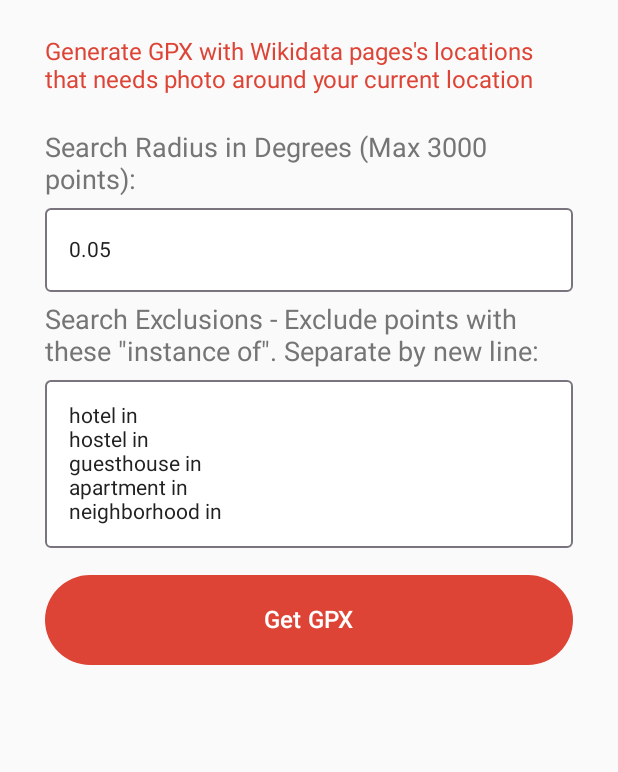
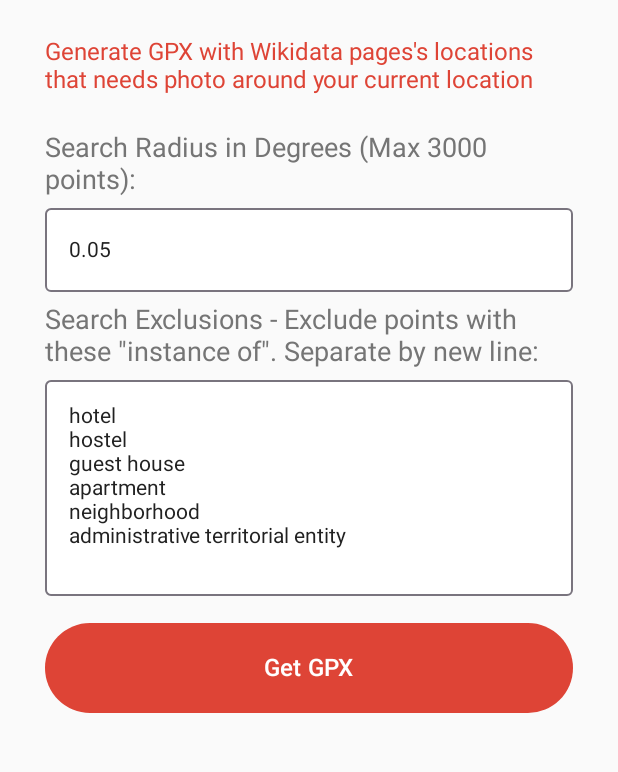
Before and after one commit to vankos/NoPhotoWikidataKotlin, an Android app built with Jetpack Compose: the screen it shows after launch (MainActivity), on a phone screen of 412 x 824 dp, the part 87-859 px from its top. Run offline under Robolectric (Android 15) with nearby library versions, the phone set to English and light mode, and no system bars.

Commit message:
add new defaults

```diff
--- a/app/src/main/java/com/example/wikineedsphoto/MainActivity.kt
+++ b/app/src/main/java/com/example/wikineedsphoto/MainActivity.kt
@@ -60,11 +60,12 @@ class MainActivity : ComponentActivity() {
     @Composable
     fun MainPage(viewModel: AppSettings = AppSettings(
         0.05,
-        "hotel in\n" +
-                "hostel in\n" +
-                "guesthouse in\n" +
-                "apartment in\n" +
-                "neighborhood in"
+        "hotel\n" +
+                "hostel\n" +
+                "guest house\n" +
+                "apartment\n" +
+                "neighborhood\n"+
+                "administrative territorial entity\n"
     )) {
         // ContentPage Background color depending on theme
         val titleColor = if (isSystemInDarkTheme()) Color(0xFFFF7043) else Color(0xFFDE4436)
```
